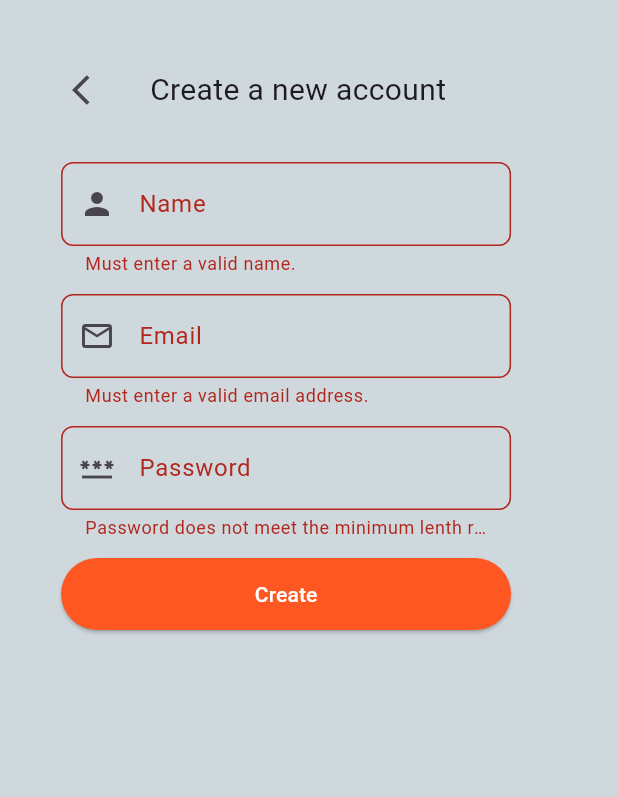
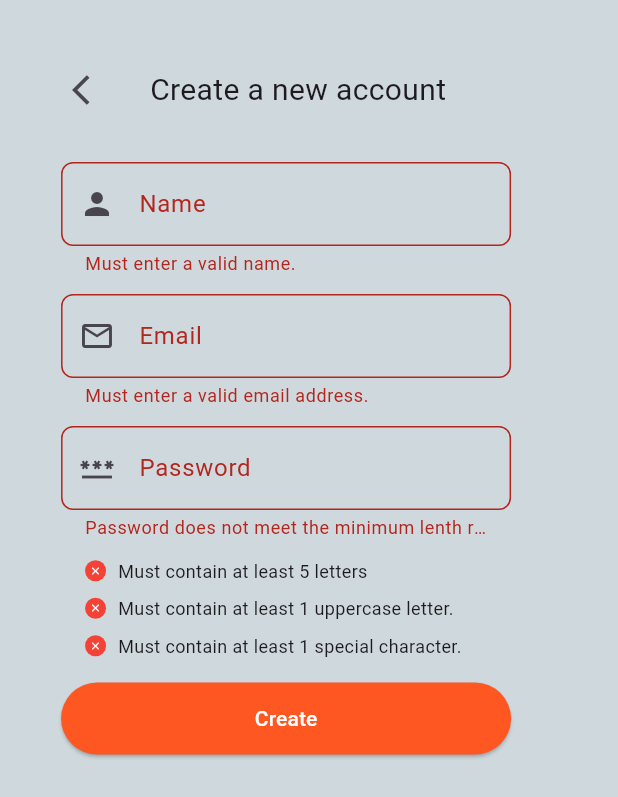
Before and after one commit to zmisson424/squad, a Flutter app: the EmailSignUp widget shown alone on an empty page, opened directly with empty values, after a tap on "Create", on a phone screen of 412 x 824 dp. Shown: the top 797 px of the screen. Run offline on Flutter 3.47's test engine with Material 2 defaults, Android fonts, the phone set to English and light mode, and no system bars; our stand-ins replace equatable, firebase_auth, firebase_core, flutter_bloc; accounts and stored records are empty; generated files the repository leaves out were written again.

Commit message:
added password requirements

```diff
--- a/lib/l10n/app_en.arb
+++ b/lib/l10n/app_en.arb
@@ -26,5 +26,9 @@
   "invalidNameError": "Must enter a valid name.",
   "invalidPasswordLengthError": "Password does not meet the minimum lenth requirement.",
   "invalidPasswordUppercaseError": "Password must contain at least one uppercase character.",
-    "invalidPasswordSpecialError": "Password must contain at least one special character."
+  "invalidPasswordSpecialError": "Password must contain at least one special character.",
+  "passwordRequirementMustContain": "Must contain at least ",
+  "passwordRequirementLength": " letters",
+  "passwordRequirementUppercase": "1 uppercase letter.",
+  "passwordRequirementSpecial": "1 special character."
 }
--- a/lib/utils/validators.dart
+++ b/lib/utils/validators.dart
@@ -8,15 +8,20 @@ bool isValidEmailAddress(String email) {
 
 bool isPasswordValidLenth(String password) {
   // TODO: Implement customization
-  return password.length > 5;
+  return password.length >= 5;
 }
 
 bool isPasswordValidSpecialCharacter(String password) {
-  // TODO
-  return true;
+  final RegExp specialCharacterRegExp = RegExp(
+    r'[!@#$%^&*(),.?":{}|<>]',
+  );
+  return specialCharacterRegExp.hasMatch(password);
 }
 
 bool isPasswordValidUppercaseCharacter(String password) {
-  // TODO
-  return true;
+  final RegExp uppercaseRegExp = RegExp(
+    r'[A-Z]',
+  );
+  return uppercaseRegExp.hasMatch(password);
+  ;
 }
--- a/lib/views/login/widgets/email_sign_up.dart
+++ b/lib/views/login/widgets/email_sign_up.dart
@@ -3,6 +3,7 @@ import 'package:flutter_bloc/flutter_bloc.dart';
 import 'package:flutter_gen/gen_l10n/app_localizations.dart';
 import 'package:squad/utils/validators.dart';
 import 'package:squad/views/login/bloc/login_bloc.dart';
+import 'package:squad/views/login/widgets/password_req.dart';
 
 class EmailSignUp extends StatefulWidget {
   const EmailSignUp({
@@ -24,6 +25,16 @@ class _EmailSignUpState extends State<EmailSignUp> {
   String? _emailError;
   String? _passwordError;
   String? _nameError;
+
+  bool _passwordLengthValidity = false;
+  bool _passwordUppercaseValidity = false;
+  bool _passwordSpecialCharacterValidity = false;
+
+  @override
+  void initState() {
+    _passwordController.addListener(_passwordListener);
+    super.initState();
+  }
 
   @override
   void dispose() {
@@ -125,6 +136,7 @@ class _EmailSignUpState extends State<EmailSignUp> {
           Padding(
             padding: const EdgeInsets.only(
               top: 12,
+              bottom: 8,
             ),
             child: SizedBox(
               width: 300,
@@ -153,6 +165,21 @@ class _EmailSignUpState extends State<EmailSignUp> {
               ),
             ),
           ),
+          PasswordRequirement(
+            isValid: _passwordLengthValidity,
+            text:
+                "${AppLocalizations.of(context)!.passwordRequirementMustContain}5${AppLocalizations.of(context)!.passwordRequirementLength}",
+          ),
+          PasswordRequirement(
+            isValid: _passwordUppercaseValidity,
+            text:
+                "${AppLocalizations.of(context)!.passwordRequirementMustContain}${AppLocalizations.of(context)!.passwordRequirementUppercase}",
+          ),
+          PasswordRequirement(
+            isValid: _passwordSpecialCharacterValidity,
+            text:
+                "${AppLocalizations.of(context)!.passwordRequirementMustContain}${AppLocalizations.of(context)!.passwordRequirementSpecial}",
+          ),
           Padding(
             padding: const EdgeInsets.only(
               top: 12,
@@ -177,10 +204,22 @@ class _EmailSignUpState extends State<EmailSignUp> {
     );
   }
 
+  void _passwordListener() {
+    bool length = isPasswordValidLenth(_passwordController.text);
+    bool uppercase =
+        isPasswordValidUppercaseCharacter(_passwordController.text);
+    bool special = isPasswordValidSpecialCharacter(_passwordController.text);
+
+    setState(() {
+      _passwordLengthValidity = length;
+      _passwordSpecialCharacterValidity = special;
+      _passwordUppercaseValidity = uppercase;
+    });
+  }
+
   void _handleCreateAccount(BuildContext context) {
     bool validEmail = true;
     bool validName = true;
-    bool validPassword = true;
 
     // Check Name
     if (_nameController.text.isEmpty) {
@@ -190,6 +229,7 @@ class _EmailSignUpState extends State<EmailSignUp> {
       });
     }
 
+    // Check Email
     if (!isValidEmailAddress(_emailController.text)) {
       validEmail = false;
       setState(() {
@@ -197,34 +237,29 @@ class _EmailSignUpState extends State<EmailSignUp> {
       });
     }
 
-    // TODO Customization requirments
-    if (!isPasswordValidLenth(_passwordController.text)) {
-      validPassword = false;
+    // Check Password
+    if (!_passwordLengthValidity) {
       setState(() {
         _passwordError =
             AppLocalizations.of(context)!.invalidPasswordLengthError;
       });
-    }
-
-    if (!isPasswordValidUppercaseCharacter(_passwordController.text) &&
-        validPassword) {
-      validPassword = false;
+    } else if (!_passwordUppercaseValidity) {
       setState(() {
         _passwordError =
             AppLocalizations.of(context)!.invalidPasswordUppercaseError;
       });
-    }
-
-    if (!isPasswordValidSpecialCharacter(_passwordController.text) &&
-        validPassword) {
-      validPassword = false;
+    } else if (!_passwordSpecialCharacterValidity) {
       setState(() {
         _passwordError =
             AppLocalizations.of(context)!.invalidPasswordSpecialError;
       });
     }
 
-    if (validEmail && validName && validPassword) {
+    if (validEmail &&
+        validName &&
+        _passwordLengthValidity &&
+        _passwordUppercaseValidity &&
+        _passwordSpecialCharacterValidity) {
       context.read<LoginBloc>().add(
             CreateAccountWithEmail(
                 email: _emailController.text,
--- /dev/null
+++ b/lib/views/login/widgets/password_req.dart
@@ -0,0 +1,57 @@
+import 'package:flutter/material.dart';
+
+class PasswordRequirement extends StatelessWidget {
+  const PasswordRequirement(
+      {Key? key, required this.isValid, required this.text})
+      : super(key: key);
+
+  // If the requirment has been completed or not
+  final bool isValid;
+
+  // Statement of requirment
+  final String text;
+
+  @override
+  Widget build(BuildContext context) {
+    return Container(
+      width: 300,
+      padding: const EdgeInsets.only(
+        top: 4,
+        bottom: 4,
+        left: 16,
+        right: 16,
+      ),
+      child: Row(
+        mainAxisSize: MainAxisSize.max,
+        mainAxisAlignment: MainAxisAlignment.start,
+        crossAxisAlignment: CrossAxisAlignment.center,
+        children: [
+          Container(
+            width: 14,
+            height: 14,
+            decoration: BoxDecoration(
+              color: isValid ? Colors.green : Colors.red,
+              shape: BoxShape.circle,
+            ),
+            child: Icon(
+              isValid ? Icons.check : Icons.close,
+              color: Colors.white,
+              size: 8,
+            ),
+          ),
+          Padding(
+            padding: const EdgeInsets.only(
+              left: 8,
+            ),
+            child: Text(
+              text,
+              style: const TextStyle(
+                fontSize: 12,
+              ),
+            ),
+          )
+        ],
+      ),
+    );
+  }
+}
```
Lines whose indentation alone changed are shown as unchanged.
